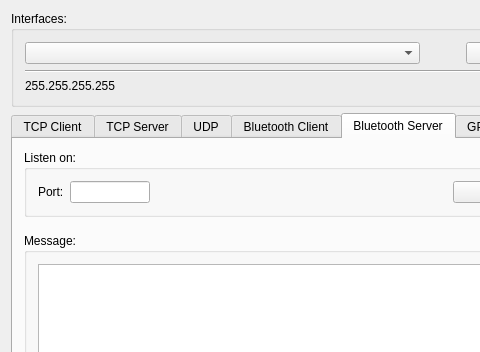
Above: mainwindow.ui from rookiepeng/comm-test before the change; both pictures show x 0 to 480 and y 0 to 352 of the 571 by 581 pixel window. Below: the same form after it.
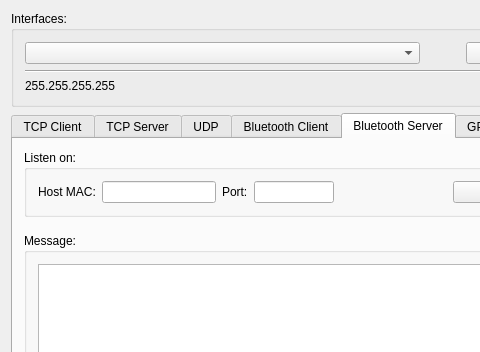
That is the form after the change. The open tabs and pages were chosen to show the change. Icons and pictures are not drawn.

Diff of the .ui file:
```diff
--- a/mainwindow.ui
+++ b/mainwindow.ui
@@ -808,6 +808,16 @@
           <layout class="QVBoxLayout" name="verticalLayout_17">
            <item>
             <layout class="QHBoxLayout" name="horizontalLayout_11">
+             <item>
+              <widget class="QLabel" name="label_2">
+               <property name="text">
+                <string>Host MAC:</string>
+               </property>
+              </widget>
+             </item>
+             <item>
+              <widget class="QLineEdit" name="lineEdit"/>
+             </item>
              <item>
               <widget class="QLabel" name="label_listenPort_3">
                <property name="sizePolicy">
```
Left out of the diff: 23 changed lines with no effect on the pictures.
